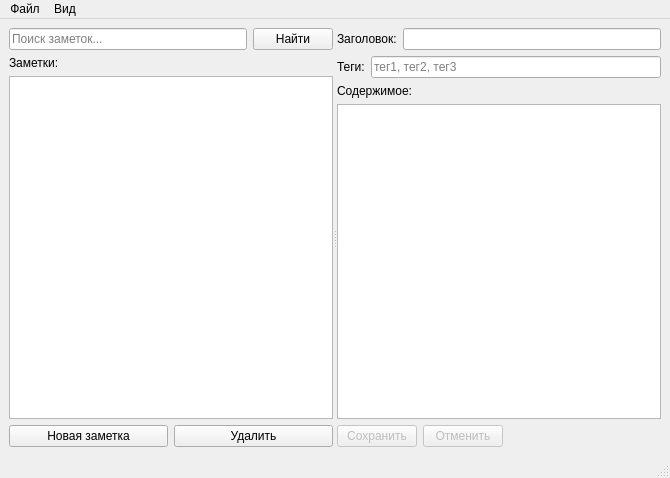
First picture: the form in src/ui/main_window.ui, repository bozvan/SC_project, before the edit.
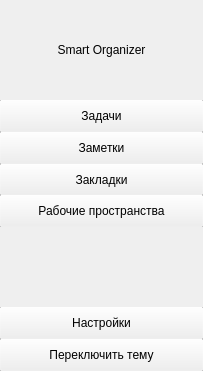
Second picture: the form after the edit.

Commit message: минимальный работающий gui

What changed in the file:
```diff
--- a/src/ui/main_window.ui
+++ b/src/ui/main_window.ui
@@ -6,184 +6,297 @@
    <rect>
     <x>0</x>
     <y>0</y>
-    <width>670</width>
-    <height>478</height>
+    <width>203</width>
+    <height>371</height>
    </rect>
   </property>
   <property name="windowTitle">
    <string>Умный Органайзер</string>
   </property>
   <widget class="QWidget" name="centralwidget">
-   <layout class="QHBoxLayout" name="horizontalLayout">
-    <item>
+   <layout class="QGridLayout" name="gridLayout">
+    <property name="leftMargin">
+     <number>0</number>
+    </property>
+    <property name="topMargin">
+     <number>0</number>
+    </property>
+    <property name="rightMargin">
+     <number>0</number>
+    </property>
+    <property name="bottomMargin">
+     <number>0</number>
+    </property>
+    <item row="0" column="0">
      <widget class="QSplitter" name="splitter">
       <property name="orientation">
        <enum>Qt::Horizontal</enum>
       </property>
+      <property name="handleWidth">
+       <number>0</number>
+      </property>
       <widget class="QWidget" name="left_widget">
-       <layout class="QVBoxLayout" name="verticalLayout">
-        <item>
-         <layout class="QHBoxLayout" name="search_layout">
-          <item>
-           <widget class="QLineEdit" name="search_input">
-            <property name="placeholderText">
-             <string>Поиск заметок...</string>
-            </property>
-           </widget>
-          </item>
-          <item>
-           <widget class="QPushButton" name="search_button">
-            <property name="text">
-             <string>Найти</string>
-            </property>
-           </widget>
-          </item>
-         </layout>
+       <property name="sizePolicy">
+        <sizepolicy hsizetype="Expanding" vsizetype="Expanding">
+         <horstretch>0</horstretch>
+         <verstretch>0</verstretch>
+        </sizepolicy>
+       </property>
+       <layout class="QGridLayout" name="gridLayout_2">
+        <property name="leftMargin">
+         <number>0</number>
+        </property>
+        <property name="rightMargin">
+         <number>0</number>
+        </property>
+        <property name="spacing">
+         <number>0</number>
+        </property>
+        <item row="7" column="0">
+         <widget class="QPushButton" name="btnSettings">
+          <property name="sizePolicy">
+           <sizepolicy hsizetype="Expanding" vsizetype="Expanding">
+            <horstretch>0</horstretch>
+            <verstretch>0</verstretch>
+           </sizepolicy>
+          </property>
+          <property name="minimumSize">
+           <size>
+            <width>0</width>
+            <height>30</height>
+           </size>
+          </property>
+          <property name="maximumSize">
+           <size>
+            <width>4000</width>
+            <height>80</height>
+           </size>
+          </property>
+          <property name="styleSheet">
+           <string notr="true">margin: -1px;</string>
+          </property>
+          <property name="text">
+           <string>Настройки</string>
+          </property>
+         </widget>
         </item>
-        <item>
-         <widget class="QLabel" name="notes_label">
+        <item row="8" column="0">
+         <widget class="QPushButton" name="btnChangetheme">
+          <property name="sizePolicy">
+           <sizepolicy hsizetype="Expanding" vsizetype="Expanding">
+            <horstretch>0</horstretch>
+            <verstretch>0</verstretch>
+           </sizepolicy>
+          </property>
+          <property name="minimumSize">
+           <size>
+            <width>0</width>
+            <height>30</height>
+           </size>
+          </property>
+          <property name="maximumSize">
+           <size>
+            <width>4000</width>
+            <height>80</height>
+           </size>
+          </property>
+          <property name="styleSheet">
+           <string notr="true">margin: -1px;</string>
+          </property>
           <property name="text">
-           <string>Заметки:</string>
+           <string>Переключить тему</string>
           </property>
          </widget>
         </item>
-        <item>
-         <widget class="QListWidget" name="notes_list"/>
+        <item row="4" column="0">
+         <widget class="QPushButton" name="btnWorkspaces">
+          <property name="sizePolicy">
+           <sizepolicy hsizetype="Expanding" vsizetype="Expanding">
+            <horstretch>0</horstretch>
+            <verstretch>0</verstretch>
+           </sizepolicy>
+          </property>
+          <property name="minimumSize">
+           <size>
+            <width>0</width>
+            <height>30</height>
+           </size>
+          </property>
+          <property name="maximumSize">
+           <size>
+            <width>4000</width>
+            <height>80</height>
+           </size>
+          </property>
+          <property name="styleSheet">
+           <string notr="true">margin: -1px;</string>
+          </property>
+          <property name="text">
+           <string>Рабочие пространства</string>
+          </property>
+         </widget>
         </item>
-        <item>
-         <layout class="QHBoxLayout" name="notes_buttons_layout">
-          <item>
-           <widget class="QPushButton" name="new_note_btn">
-            <property name="text">
-             <string>Новая заметка</string>
-            </property>
-           </widget>
-          </item>
-          <item>
-           <widget class="QPushButton" name="delete_note_btn">
-            <property name="text">
-             <string>Удалить</string>
-            </property>
-           </widget>
-          </item>
-         </layout>
+        <item row="5" column="0">
+         <spacer name="verticalSpacer">
+          <property name="orientation">
+           <enum>Qt::Vertical</enum>
+          </property>
+          <property name="sizeType">
+           <enum>QSizePolicy::Maximum</enum>
+          </property>
+          <property name="sizeHint" stdset="0">
+           <size>
+            <width>20</width>
+            <height>60</height>
+           </size>
+          </property>
+         </spacer>
+        </item>
+        <item row="3" column="0">
+         <widget class="QPushButton" name="btnBookmarks">
+          <property name="sizePolicy">
+           <sizepolicy hsizetype="Expanding" vsizetype="Expanding">
+            <horstretch>0</horstretch>
+            <verstretch>0</verstretch>
+           </sizepolicy>
+          </property>
+          <property name="minimumSize">
+           <size>
+            <width>0</width>
+            <height>30</height>
+           </size>
+          </property>
+          <property name="maximumSize">
+           <size>
+            <width>4000</width>
+            <height>80</height>
+           </size>
+          </property>
+          <property name="styleSheet">
+           <string notr="true">margin: -1px;</string>
+          </property>
+          <property name="text">
+           <string>Закладки</string>
+          </property>
+         </widget>
+        </item>
+        <item row="2" column="0">
+         <widget class="QPushButton" name="btnNotes">
+          <property name="enabled">
+           <bool>true</bool>
+          </property>
+          <property name="sizePolicy">
+           <sizepolicy hsizetype="Expanding" vsizetype="Expanding">
+            <horstretch>0</horstretch>
+            <verstretch>0</verstretch>
+           </sizepolicy>
+          </property>
+          <property name="minimumSize">
+           <size>
+            <width>0</width>
+            <height>30</height>
+           </size>
+          </property>
+          <property name="maximumSize">
+           <size>
+            <width>4000</width>
+            <height>80</height>
+           </size>
+          </property>
+          <property name="styleSheet">
+           <string notr="true">margin: -1px;</string>
+          </property>
+          <property name="text">
+           <string>Заметки</string>
+          </property>
+         </widget>
+        </item>
+        <item row="1" column="0">
+         <widget class="QPushButton" name="btnTasks">
+          <property name="sizePolicy">
+           <sizepolicy hsizetype="Expanding" vsizetype="Expanding">
+            <horstretch>0</horstretch>
+            <verstretch>0</verstretch>
+           </sizepolicy>
+          </property>
+          <property name="minimumSize">
+           <size>
+            <width>100</width>
+            <height>30</height>
+           </size>
+          </property>
+          <property name="maximumSize">
+           <size>
+            <width>4000</width>
+            <height>80</height>
+           </size>
+          </property>
+          <property name="styleSheet">
+           <string notr="true">margin: -1px;</string>
+          </property>
+          <property name="text">
+           <string>Задачи</string>
+          </property>
+         </widget>
+        </item>
+        <item row="0" column="0">
+         <widget class="QLabel" name="titleLabel">
+          <property name="minimumSize">
+           <size>
+            <width>0</width>
+            <height>100</height>
+           </size>
+          </property>
+          <property name="maximumSize">
+           <size>
+            <width>4000</width>
+            <height>16777215</height>
+           </size>
+          </property>
+          <property name="text">
+           <string>Smart Organizer</string>
+          </property>
+          <property name="alignment">
+           <set>Qt::AlignCenter</set>
+          </property>
+         </widget>
+        </item>
+        <item row="6" column="0">
+         <spacer name="horizontalSpacer">
+          <property name="orientation">
+           <enum>Qt::Horizontal</enum>
+          </property>
+          <property name="sizeType">
+           <enum>QSizePolicy::Maximum</enum>
+          </property>
+          <property name="sizeHint" stdset="0">
+           <size>
+            <width>300</width>
+            <height>20</height>
+           </size>
+          </property>
+         </spacer>
         </item>
        </layout>
       </widget>
       <widget class="QWidget" name="right_widget">
        <layout class="QVBoxLayout" name="verticalLayout_2">
         <item>
-         <layout class="QHBoxLayout" name="title_layout">
-          <item>
-           <widget class="QLabel" name="title_label">
-            <property name="text">
-             <string>Заголовок:</string>
-            </property>
-           </widget>
-          </item>
-          <item>
-           <widget class="QLineEdit" name="title_input"/>
-          </item>
-         </layout>
-        </item>
-        <item>
-         <layout class="QHBoxLayout" name="tags_layout">
-          <item>
-           <widget class="QLabel" name="tags_label">
-            <property name="text">
-             <string>Теги:</string>
-            </property>
-           </widget>
-          </item>
-          <item>
-           <widget class="QLineEdit" name="tags_input">
-            <property name="placeholderText">
-             <string>тег1, тег2, тег3</string>
-            </property>
-           </widget>
-          </item>
-         </layout>
-        </item>
-        <item>
-         <widget class="QLabel" name="content_label">
-          <property name="text">
-           <string>Содержимое:</string>
+         <widget class="QFrame" name="widgetConteiner">
+          <property name="frameShape">
+           <enum>QFrame::StyledPanel</enum>
+          </property>
+          <property name="frameShadow">
+           <enum>QFrame::Raised</enum>
           </property>
          </widget>
         </item>
-        <item>
-         <widget class="QTextEdit" name="content_editor"/>
-        </item>
-        <item>
-         <layout class="QHBoxLayout" name="editor_buttons_layout">
-          <item>
-           <widget class="QPushButton" name="save_btn">
-            <property name="enabled">
-             <bool>false</bool>
-            </property>
-            <property name="text">
-             <string>Сохранить</string>
-            </property>
-           </widget>
-          </item>
-          <item>
-           <widget class="QPushButton" name="cancel_btn">
-            <property name="enabled">
-             <bool>false</bool>
-            </property>
-            <property name="text">
-             <string>Отменить</string>
-            </property>
-           </widget>
-          </item>
-          <item>
-           <spacer name="horizontalSpacer">
-            <property name="orientation">
-             <enum>Qt::Horizontal</enum>
-            </property>
-            <property name="sizeHint" stdset="0">
-             <size>
-              <width>40</width>
-              <height>20</height>
-             </size>
-            </property>
-           </spacer>
-          </item>
-         </layout>
-        </item>
        </layout>
       </widget>
      </widget>
     </item>
    </layout>
   </widget>
-  <widget class="QMenuBar" name="menubar">
-   <property name="geometry">
-    <rect>
-     <x>0</x>
-     <y>0</y>
-     <width>670</width>
-     <height>18</height>
-    </rect>
-   </property>
-   <widget class="QMenu" name="menuFile">
-    <property name="title">
-     <string>Файл</string>
-    </property>
-    <addaction name="actionNewNote"/>
-    <addaction name="separator"/>
-    <addaction name="actionExit"/>
-   </widget>
-   <widget class="QMenu" name="menuView">
-    <property name="title">
-     <string>Вид</string>
-    </property>
-    <addaction name="actionRefresh"/>
-   </widget>
-   <addaction name="menuFile"/>
-   <addaction name="menuView"/>
-  </widget>
-  <widget class="QStatusBar" name="statusbar"/>
   <action name="actionNewNote">
    <property name="text">
     <string>Новая заметка</string>
```
Left out of the diff: 3 changed lines with no effect on the pictures. The commit also changes 7 other files.
